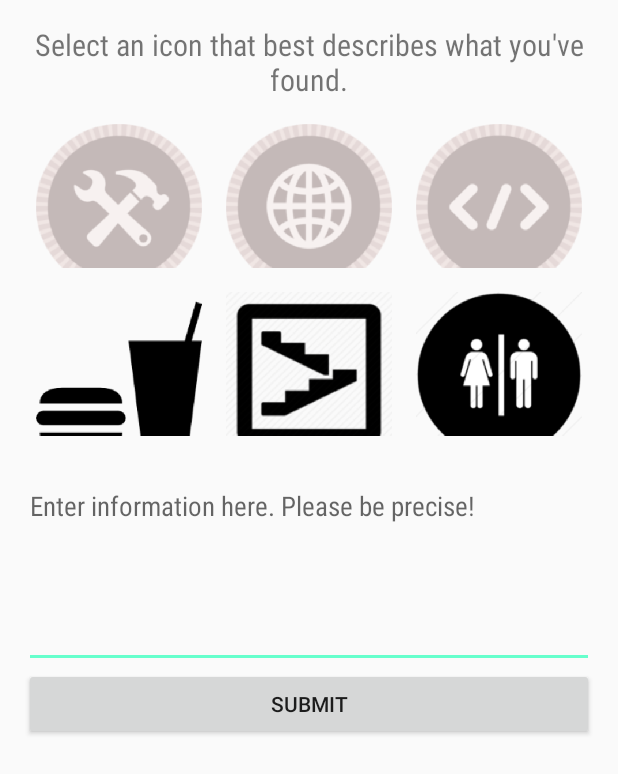
After one commit to funbar/Hack_Illinois_2016, an Android app: the CreateSpotActivity screen opened directly, with no data from a screen before it, on a phone screen of 412 x 824 dp. The commit adds this screen. Shown: the top 774 px of the screen. Run offline under Robolectric (Android 15) with nearby library versions, the phone set to English and light mode, and no system bars; libraries missing offline, so code that uses them is left out: com.firebase.client; 2 statements that could not run were skipped.

Commit message:
Added changes

```diff
--- a/app/src/main/AndroidManifest.xml
+++ b/app/src/main/AndroidManifest.xml
@@ -37,6 +37,9 @@
             android:name=".activity.DetailEditActivity"
             android:label="Details">
         </activity>
+        <activity android:name=".activity.CreateSpotActivity">
+
+        </activity>
         <activity android:name=".activity.LoginActivity">
             <intent-filter>
                 <action android:name="android.intent.action.MAIN" />
--- /dev/null
+++ b/app/src/main/java/com/hackillinois2016/minimap/activity/CreateSpotActivity.java
@@ -0,0 +1,186 @@
+package com.hackillinois2016.minimap.activity;
+
+import android.app.Activity;
+import android.content.DialogInterface;
+import android.content.Intent;
+import android.graphics.drawable.ColorDrawable;
+import android.os.Bundle;
+import android.support.v4.app.FragmentActivity;
+import android.view.View;
+import android.view.WindowManager;
+import android.widget.Button;
+import android.widget.EditText;
+import android.widget.TableLayout;
+
+import com.firebase.client.Firebase;
+import com.google.android.gms.maps.GoogleMap;
+import com.hackillinois2016.minimap.R;
+import com.hackillinois2016.minimap.view.CircularShape;
+
+import java.util.Calendar;
+import java.util.HashMap;
+import java.util.Map;
+
+/**
+ * Created by bburton on 2/20/16.
+ */
+public class CreateSpotActivity extends FragmentActivity {
+
+    private Button submitButton;
+
+    private Button deleteButton;
+
+    private CircularShape iOpenSource;
+
+    private CircularShape iSoftware;
+
+    private CircularShape iHardware;
+
+    private CircularShape iFood;
+
+    private CircularShape iRestroom;
+
+    private CircularShape iStairs;
+
+    private CircularShape selectedShape;
+
+    private TableLayout mTableLayout;
+
+    private EditText mEditText;
+
+    private int selectedCell;
+
+    private double lat;
+
+    private double longd;
+
+    @Override
+    protected void onCreate(Bundle savedInstanceState) {
+
+        super.onCreate(savedInstanceState);
+
+        setContentView(R.layout.activity_overlay);
+
+        mEditText = (EditText)findViewById(R.id.edit_info);
+
+        submitButton = (Button)findViewById(R.id.button_submit);
+
+        deleteButton = (Button)findViewById(R.id.button_remove);
+
+        iOpenSource = (CircularShape)findViewById(R.id.button_opensource);
+
+        iSoftware = (CircularShape)findViewById(R.id.button_software);
+
+        iHardware = (CircularShape)findViewById(R.id.button_hardware);
+
+        iFood = (CircularShape)findViewById(R.id.button_food);
+
+        iRestroom = (CircularShape)findViewById(R.id.button_bathroom);
+
+        iStairs = (CircularShape)findViewById(R.id.button_stairs);
+
+        this.getWindow().setSoftInputMode(WindowManager.LayoutParams.SOFT_INPUT_STATE_ALWAYS_HIDDEN);
+
+        lat = getIntent().getExtras().getDouble("lat");
+        longd = getIntent().getExtras().getDouble("longd");
+
+        iOpenSource.setOnClickListener(new View.OnClickListener() {
+            @Override
+            public void onClick(View v) {
+                selectedCell = 1;
+                clearSelection();
+                v.setBackground(new ColorDrawable(getResources().getColor(R.color.colorAccent)));
+            }
+        });
+
+        iSoftware.setOnClickListener(new View.OnClickListener() {
+            @Override
+            public void onClick(View v) {
+                selectedCell = 2;
+                clearSelection();
+                v.setBackground(new ColorDrawable(getResources().getColor(R.color.colorAccent)));
+
+            }
+        });
+
+        iHardware.setOnClickListener(new View.OnClickListener() {
+            @Override
+            public void onClick(View v) {
+                selectedCell = 0;
+                clearSelection();
+                v.setBackground(new ColorDrawable(getResources().getColor(R.color.colorAccent)));
+            }
+        });
+
+        iFood.setOnClickListener(new View.OnClickListener() {
+            @Override
+            public void onClick(View v) {
+                selectedCell = 3;
+                clearSelection();
+                v.setBackground(new ColorDrawable(getResources().getColor(R.color.colorAccent)));
+            }
+        });
+
+        iRestroom.setOnClickListener(new View.OnClickListener() {
+            @Override
+            public void onClick(View v) {
+                selectedCell = 5;
+                clearSelection();
+                v.setBackground(new ColorDrawable(getResources().getColor(R.color.colorAccent)));
+            }
+        });
+        iStairs.setOnClickListener(new View.OnClickListener() {
+            @Override
+            public void onClick(View v) {
+                selectedCell = 4;
+                clearSelection();
+                v.setBackground(new ColorDrawable(getResources().getColor(R.color.colorAccent)));
+            }
+        });
+
+        submitButton.setOnClickListener(new View.OnClickListener() {
+            @Override
+            public void onClick(View v) {
+
+                Firebase.setAndroidContext(getApplicationContext());
+
+                Firebase myFirebaseRef = new Firebase("https://brilliant-inferno-1466.firebaseio.com/");
+
+                Map<String, String> post1 = new HashMap<String, String>();
+                post1.put("lat", String.valueOf(lat));
+                post1.put("long", String.valueOf(longd));
+                post1.put("type", String.valueOf(selectedCell));
+                post1.put("desc", mEditText.getText().toString());
+                post1.put("title", "Announcing COBOL, a New Programming Language");
+                post1.put("group", "hacker" );
+                post1.put("staff", "");
+                post1.put("timestamp", String.valueOf(Calendar.getInstance().getTimeInMillis()));
+                myFirebaseRef.child("markers_proto").push().setValue(post1);
+
+                Intent i = new Intent();
+                i.putExtra("lat", lat);
+                i.putExtra("longd", longd);
+                i.putExtra("type", selectedCell);
+                i.putExtra("desc", mEditText.getText().toString());
+                i.putExtra("group", "hacker");
+                i.putExtra("scope", "private");
+
+                setResult(Activity.RESULT_OK, i);
+                finish();
+            }
+        });
+
+
+    }
+
+    private void clearSelection() {
+        iRestroom.setBackground(new ColorDrawable(getResources().getColor(android.R.color.transparent)));
+        iFood.setBackground(new ColorDrawable(getResources().getColor(android.R.color.transparent)));
+        iHardware.setBackground(new ColorDrawable(getResources().getColor(android.R.color.transparent)));
+        iSoftware.setBackground(new ColorDrawable(getResources().getColor(android.R.color.transparent)));
+        iOpenSource.setBackground(new ColorDrawable(getResources().getColor(android.R.color.transparent)));
+        iStairs.setBackground(new ColorDrawable(getResources().getColor(android.R.color.transparent)));
+    }
+
+
+}
--- /dev/null
+++ b/app/src/main/java/com/hackillinois2016/minimap/view/CircularShape.java
@@ -0,0 +1,79 @@
+package com.hackillinois2016.minimap.view;
+
+import android.content.Context;
+import android.graphics.Bitmap;
+import android.graphics.Canvas;
+import android.graphics.Color;
+import android.graphics.Paint;
+import android.graphics.PorterDuff;
+import android.graphics.PorterDuffXfermode;
+import android.graphics.Rect;
+import android.graphics.drawable.BitmapDrawable;
+import android.graphics.drawable.Drawable;
+import android.util.AttributeSet;
+import android.widget.ImageView;
+
+/**
+ * Created by Funbar on 2/20/2016.
+ */
+public class CircularShape extends ImageView{
+
+    public CircularShape(Context context, AttributeSet as)
+    {
+        super(context, as);
+    }
+
+    @Override
+    public void onDraw(Canvas canvas)
+    {
+        int width = 0;
+        //int height = 0;
+        Drawable drawable = getDrawable();
+        if(getWidth() <= 0 || getHeight() <= 0 )
+        {
+            return;
+        }
+        Bitmap bitmap = ((BitmapDrawable) drawable).getBitmap();
+        Bitmap bitmapcopy = bitmap.copy(Bitmap.Config.ARGB_8888, true);
+
+        width = getWidth();
+        //height = getHeight();
+
+        Bitmap roundMap = getRounded(bitmapcopy, width);
+        canvas.drawBitmap(roundMap, 0, 0, null);
+
+    }
+
+    public static Bitmap getRounded(Bitmap bitmap, int radius)
+    {
+        Bitmap lastBitmap;
+        if(bitmap.getWidth() != radius || bitmap.getHeight() != radius) {
+            lastBitmap = Bitmap.createScaledBitmap(bitmap, radius, radius, false);
+        }
+        else
+        {
+            lastBitmap = bitmap;
+            Bitmap lastOutput = Bitmap.createBitmap(lastBitmap.getWidth(), lastBitmap.getHeight(), Bitmap.Config.ARGB_8888);
+            // ARGB_8888 = 4 bytes/pixsels and stuffz
+            Canvas canvas = new Canvas(lastOutput);
+            Paint paint = new Paint();
+            paint.setAntiAlias(true);
+            paint.setFilterBitmap(true);
+            //paint.setDither(true);
+
+            canvas.drawARGB(0, 0, 0, 0);
+            /*
+            blueish colour
+             */
+            paint.setColor(Color.parseColor("#99a0ba"));
+            canvas.drawCircle(lastBitmap.getWidth() / 2 + 0.7f, lastBitmap.getHeight() / 2 + 0.7f, lastBitmap.getWidth() / 2 + 0.1f, paint);
+            paint.setXfermode(new PorterDuffXfermode(PorterDuff.Mode.SRC_IN));
+            Rect rectangle = new Rect(0, 0, lastBitmap.getWidth(), lastBitmap.getHeight());
+            canvas.drawBitmap(lastBitmap, rectangle, rectangle, paint);
+
+            return lastOutput;
+        }
+        return lastBitmap;
+    }
+
+}
--- /dev/null
+++ b/app/src/main/res/layout/activity_overlay.xml
@@ -0,0 +1,104 @@
+<?xml version="1.0" encoding="utf-8"?>
+<ScrollView xmlns:android="http://schemas.android.com/apk/res/android"
+    android:layout_height="match_parent"
+    android:layout_width="match_parent">
+    <LinearLayout
+        android:orientation="vertical" android:layout_width="match_parent"
+        android:layout_height="match_parent"
+        android:weightSum="10"
+        android:padding="16dp">
+
+        <TextView
+            android:layout_width="wrap_content"
+            android:layout_height="wrap_content"
+            android:textAppearance="?android:attr/textAppearanceSmall"
+            android:text="Select an icon that best describes what you&apos;ve found."
+            android:id="@+id/textView2"
+            android:fontFamily="sans-serif-condensed"
+            android:textSize="20sp"
+            android:textAlignment="center" />
+
+        <TableLayout
+            android:layout_width="match_parent"
+            android:layout_height="240dp"
+            android:layout_marginTop="8dp"
+            android:id="@+id/choice_grid">
+            <TableRow
+                android:layout_width="match_parent"
+                android:layout_height="wrap_content">
+                <com.hackillinois2016.minimap.view.CircularShape
+                    android:layout_width="96dp"
+                    android:layout_height="96dp"
+                    android:id="@+id/button_hardware"
+                    android:src="@drawable/hardware"
+                    android:layout_column="1"
+                    android:layout_weight="1"
+                    android:layout_margin="8dp" />
+                <com.hackillinois2016.minimap.view.CircularShape
+                    android:layout_width="96dp"
+                    android:layout_height="96dp"
+                    android:id="@+id/button_opensource"
+                    android:src="@drawable/opensource"
+                    android:layout_column="2"
+                    android:layout_weight="1"
+                    android:layout_margin="8dp" />
+
+                <com.hackillinois2016.minimap.view.CircularShape
+                    android:layout_width="96dp"
+                    android:layout_height="96dp"
+                    android:id="@+id/button_software"
+                    android:src="@drawable/software"
+                    android:layout_column="3"
+                    android:layout_weight="1"
+                    android:layout_margin="8dp" />
+
+            </TableRow>
+
+            <TableRow
+                android:layout_width="match_parent"
+                android:layout_height="wrap_content">
+
+                <com.hackillinois2016.minimap.view.CircularShape
+                    android:layout_width="96dp"
+                    android:layout_height="96dp"
+                    android:id="@+id/button_food"
+                    android:src="@drawable/food"
+                    android:layout_column="1"
+                    android:layout_weight="1"
+                    android:layout_margin="8dp" />
+
+                <com.hackillinois2016.minimap.view.CircularShape
+                    android:layout_width="96dp"
+                    android:layout_height="96dp"
+                    android:id="@+id/button_stairs"
+                    android:src="@drawable/stairs"
+                    android:layout_column="2"
+                    android:layout_weight="1"
+                    android:layout_margin="8dp" />
+                <com.hackillinois2016.minimap.view.CircularShape
+                    android:layout_width="96dp"
+                    android:layout_height="96dp"
+                    android:id="@+id/button_bathroom"
+                    android:src="@drawable/bathroom"
+                    android:layout_column="3"
+                    android:layout_weight="1"
+                    android:layout_margin="8dp" />
+            </TableRow>
+        </TableLayout>
+        <EditText
+            android:layout_width="match_parent"
+            android:layout_height="wrap_content"
+            android:id="@+id/edit_info"
+            android:lines="5"
+            android:hint="Enter information here. Please be precise!"
+            android:fontFamily="sans-serif-condensed"
+            android:gravity="top" />
+
+        <Button
+            android:layout_width="match_parent"
+            android:layout_height="wrap_content"
+            android:text="SUBMIT"
+            android:id="@+id/button_submit" />
+
+    </LinearLayout>
+</ScrollView>
--- a/app/src/main/res/values/colors.xml
+++ b/app/src/main/res/values/colors.xml
@@ -2,5 +2,5 @@
 <resources>
     <color name="colorPrimary">#39F</color>
     <color name="colorPrimaryDark">#303F9F</color>
-    <color name="colorAccent">#FF4081</color>
+    <color name="colorAccent">#6FC</color>
 </resources>
```
Also changed, not shown: app/build.gradle (+10 -1 lines), app/src/main/java/com/hackillinois2016/minimap/activity/LoginActivity.java (+3 -5 lines), app/src/main/java/com/hackillinois2016/minimap/activity/MapsActivity.java (+122 -2 lines).
